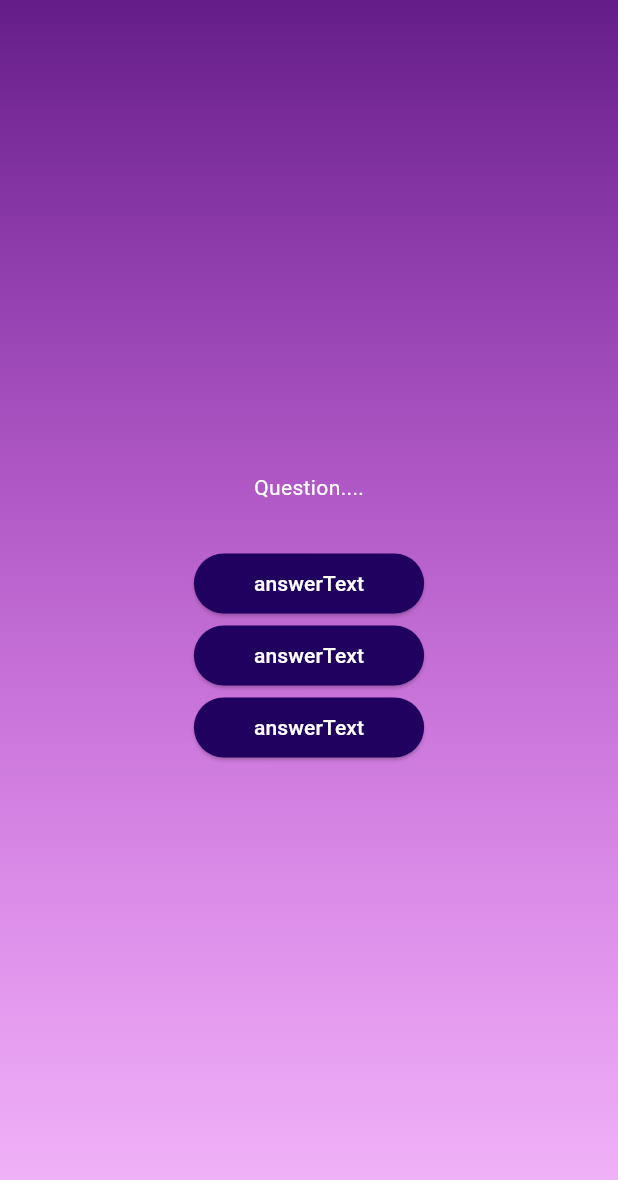
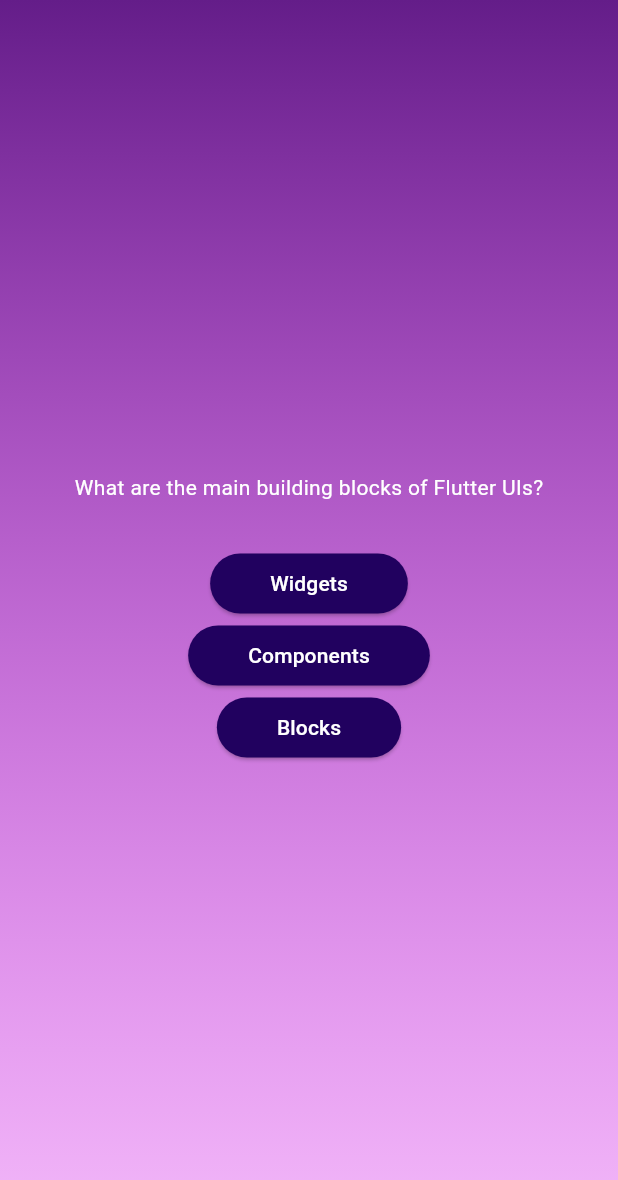
Before and after one commit to TommyPurba/flutter-form, a Flutter app: the screen it shows after launch, after a tap on "Let's Quiz!", on a phone screen of 412 x 824 dp. Shown: the top 1180 px of the screen. Run offline on Flutter 3.47's test engine with Material 3 defaults, Android fonts, the phone set to English and light mode, and no system bars.

Commit message:
belajar array object di dart

```diff
--- a/toneone/lib/data/question.dart
+++ b/toneone/lib/data/question.dart
@@ -1,6 +1,6 @@
 import 'package:toneone/models/quiz_question.dart';
 
-const questions = [
+const   questions = [
   QuizQuestion(
     'What are the main building blocks of Flutter UIs?',
     [
--- a/toneone/lib/quiz_screen.dart
+++ b/toneone/lib/quiz_screen.dart
@@ -1,5 +1,6 @@
 import 'package:flutter/material.dart';
 import 'package:toneone/answer_button.dart';
+import 'package:toneone/data/question.dart';
 
 
 class QuizScreen extends StatefulWidget{
@@ -13,6 +14,7 @@
 
 
 class _QuizScreenTemplate extends State<QuizScreen>{
+  final questionData = questions[0];
   @override
   Widget build(context){
     return SizedBox(
@@ -20,16 +22,16 @@
       child: Column(
         mainAxisAlignment: MainAxisAlignment.center,
         children: [
-          const Text(
-            'Question....',
+           Text(
+            questionData.text,
             style: TextStyle(
               color: Colors.white
             ),
           ),
           const SizedBox(height: 30,),
-        AnswerButton(answerText: "answerText", tapIn: (){}),
-        AnswerButton(answerText: "answerText", tapIn: (){}),
-        AnswerButton(answerText: "answerText", tapIn: (){}),
+        AnswerButton(answerText: questionData.question[0], tapIn: (){}),
+        AnswerButton(answerText: questionData.question[1], tapIn: (){}),
+        AnswerButton(answerText: questionData.question[2], tapIn: (){}),
 
         ],
       ),
```
